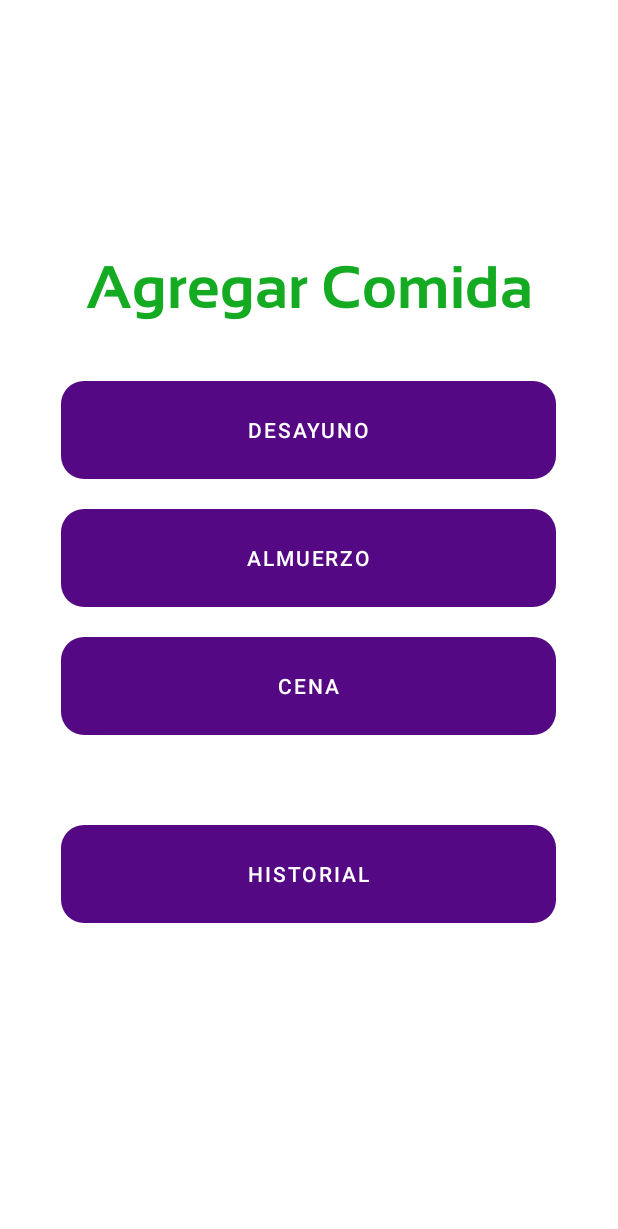
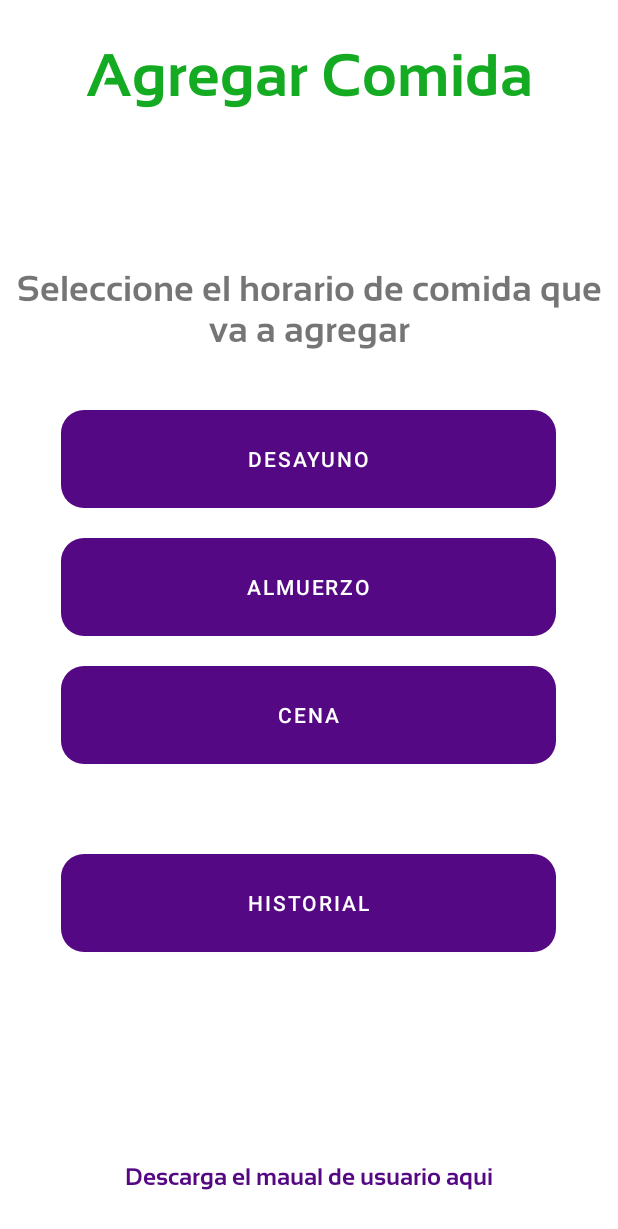
Before and after one commit to AlejoPal/AppValorNutricional, an Android app: the AgregarInfo screen opened directly, with no data from a screen before it, on a phone screen of 412 x 824 dp. Shown: the top 1229 px of the screen. Run offline under Robolectric (Android 15) with nearby library versions, the phone set to English and light mode, and no system bars.

Commit message:
se agregan funcionalidades, como instrucciones adicionales para dar a entender mas el funcionamiento de la app ademas de modificar los textos para ser mas descriptivo

```diff
--- a/app/src/main/java/com/aproyectousco/valornutricionalalimentoscolombianos/AgregarInfo.java
+++ b/app/src/main/java/com/aproyectousco/valornutricionalalimentoscolombianos/AgregarInfo.java
@@ -2,9 +2,11 @@ package com.aproyectousco.valornutricionalalimentoscolombianos;
 
 import androidx.appcompat.app.AppCompatActivity;
 import android.content.Intent;
+import android.net.Uri;
 import android.os.Bundle;
 import android.view.View;
 import android.widget.Button;
+import android.widget.TextView;
 
 
 public class AgregarInfo extends AppCompatActivity {
@@ -23,6 +25,7 @@ public class AgregarInfo extends AppCompatActivity {
         Button almuerzoButton = findViewById(R.id.btnAgregarAlmuerzo);
         Button cenaButton = findViewById(R.id.btnAgregarCena);
         Button historialButton = findViewById(R.id.btnInformacionGeneral);
+        TextView Irmanual = findViewById(R.id.textirmanual);
 
 
 
@@ -60,6 +63,17 @@ public class AgregarInfo extends AppCompatActivity {
         });
 
 
+        Irmanual.setOnClickListener(new View.OnClickListener() {
+            @Override
+            public void onClick(View v) {
+                String url = "https://www.google.com";
+                Intent intent = new Intent(Intent.ACTION_VIEW, Uri.parse(url));
+                startActivity(intent);
+
+            }
+        });
+
+
 
 
     }
--- a/app/src/main/res/layout/activity_agregar_info.xml
+++ b/app/src/main/res/layout/activity_agregar_info.xml
@@ -7,6 +7,18 @@
     tools:context=".AgregarInfo">
 
 
+    <TextView
+        android:id="@+id/textView5"
+        android:layout_width="match_parent"
+        android:layout_height="100dp"
+        android:fontFamily="@font/sansationbold"
+        android:gravity="center"
+        android:text="@string/txtAgregarComida"
+        android:textAlignment="center"
+        android:textColor="@color/colornombreapp"
+        android:textSize="40sp"
+        />
+
     <LinearLayout
         android:layout_width="match_parent"
         android:layout_height="match_parent"
@@ -14,15 +26,15 @@
         android:orientation="vertical">
 
         <TextView
-            android:id="@+id/textView5"
+            android:id="@+id/textView14"
             android:layout_width="match_parent"
             android:layout_height="wrap_content"
+            android:layout_marginTop="30dp"
             android:layout_marginBottom="20dp"
             android:fontFamily="@font/sansationbold"
-            android:text="@string/txtAgregarComida"
+            android:text="@string/txtinstrucciones"
             android:textAlignment="center"
-            android:textColor="@color/colornombreapp"
-            android:textSize="40sp" />
+            android:textSize="24sp" />
 
         <Button
             android:id="@+id/btnAgregarDesayuno"
@@ -60,4 +72,18 @@
             android:textColor="#FFFFFF" />
     </LinearLayout>
 
+    <TextView
+        android:id="@+id/textirmanual"
+        android:layout_width="wrap_content"
+        android:layout_height="wrap_content"
+        android:layout_marginBottom="30dp"
+        android:fontFamily="@font/sansationbold"
+        android:foregroundGravity="bottom"
+        android:text="@string/btn_ir_manual"
+        android:textColor="@color/botones"
+        android:textSize="16sp"
+        app:layout_constraintBottom_toBottomOf="parent"
+        app:layout_constraintEnd_toEndOf="parent"
+        app:layout_constraintStart_toStartOf="parent" />
+
 </androidx.constraintlayout.widget.ConstraintLayout>
--- a/app/src/main/res/values/strings.xml
+++ b/app/src/main/res/values/strings.xml
@@ -9,6 +9,9 @@
     <string name="btn_calendario">Abrir Calendario</string>
     <string name="btn_ir_inicarsesion">¿Ya tienes cuenta? Inicia sesión</string>
     <string name="btn_ir_registrarse">¿No tienes cuenta? Registraste</string>
+    <string name="btn_ir_manual">Descarga el maual de usuario aqui</string>
+    <string name="btn_ir_basedeDatos">Consulta los alimentos registrados aqui</string>
+
 
     <string name="hintEmail">Email</string>
     <string name="hintContrasena">Contraseña</string>
@@ -22,11 +25,13 @@
     <string name="txtAgregarComida">Agregar Comida</string>
     <string name="txtseleccionfecha">Por favor seleccione una fecha </string>
     <string name="txtAgregar">Añadir</string>
-    <string name="txtRegresar">Volver</string>
+    <string name="txtRegresar">Finalizar</string>
     <string name="txtdesayuno">Desayuno</string>
     <string name="txtAlmuerzo">Almuerzo</string>
     <string name="txtCena">Cena</string>
     <string name="txtHistorial">Historial</string>
+    <string name="txtSeleccionarComida">Busca tu alimento...</string>
+    <string name="txtinstrucciones">Seleccione el horario de comida que va a agregar </string>
 
     <string name="VCarbohidratos">Carbohidratos(g)</string>
     <string name="VColesterol">Colesterol(g)</string>
```
Also changed, not shown: app/src/main/java/com/aproyectousco/valornutricionalalimentoscolombianos/AgregarAlimento.java (+37 -1 lines), app/src/main/res/layout/activity_agregar_alimento.xml (+26 -9 lines).
